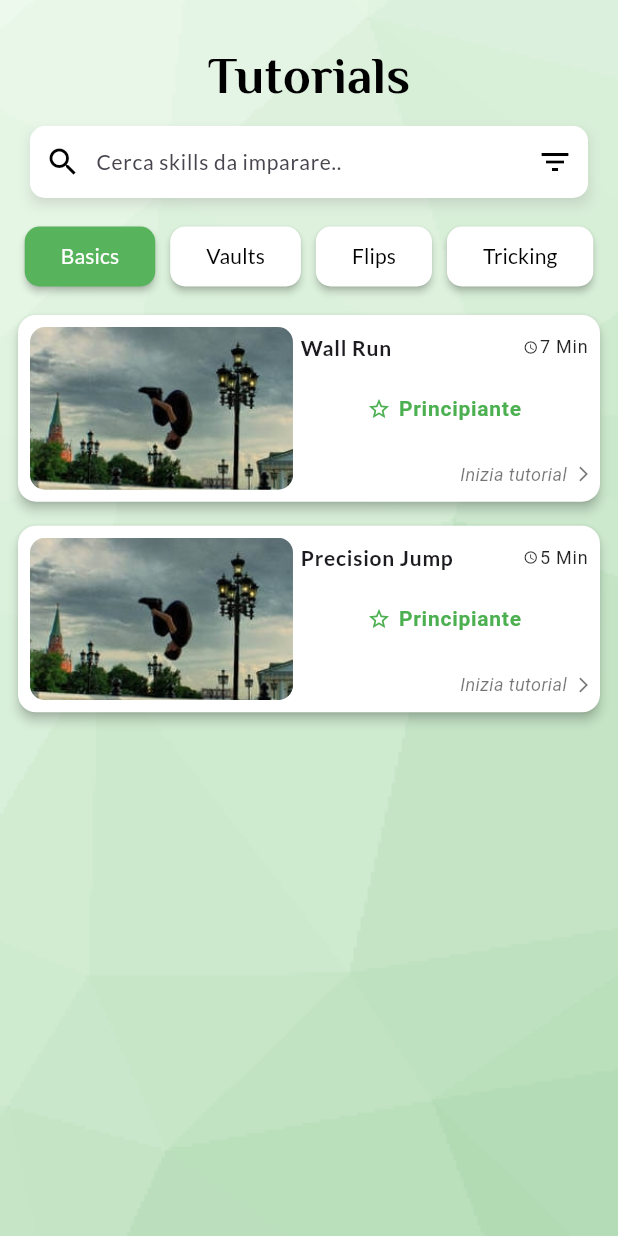
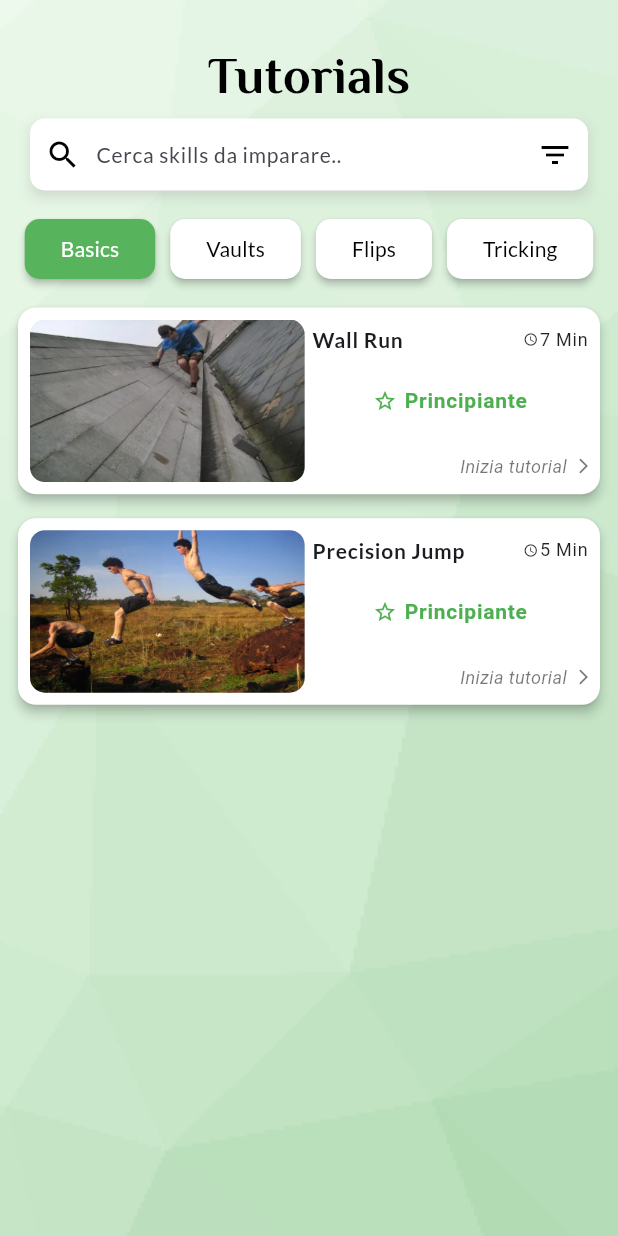
Before and after one commit to morenoboasso/My-Parkour-Tracker, a Flutter app: the screen it shows after launch, after a tap on "Basics", on a phone screen of 412 x 824 dp. Run offline on Flutter 3.47's test engine with Material 3 defaults, Android fonts, the light colour scheme and no system bars; drawn by our look-alikes of auto_size_text; our stand-ins replace get, google_fonts.

Commit message:
Minor changes

```diff
--- a/lib/data/tutorials.dart
+++ b/lib/data/tutorials.dart
@@ -1,3 +1,5 @@
+import 'package:myparkourtracker/styles/assets_manager.dart';
+
 class ParkourTutorial {
   final String title;
   final String category;
@@ -19,35 +21,35 @@
       category: 'Flips',
       livello: 'Principiante',
       durata: 10,
-      image: 'assets/frontflip.jpeg'),
+      image: 'assets/front_flip.webp'),
   ParkourTutorial(
       title: 'Speed Vault',
       category: 'Vaults',
       livello: 'Principiante',
       durata: 5,
-      image: 'assets/frontflip.jpeg'),
+      image: 'assets/speed_vault.webp'),
   ParkourTutorial(
       title: 'Wall Run',
       category: 'Basics',
       livello: 'Principiante',
       durata: 7,
-      image: 'assets/frontflip.jpeg'),
+      image: 'assets/wall_run.webp'),
   ParkourTutorial(
       title: 'Precision Jump',
       category: 'Basics',
       livello: 'Principiante',
       durata: 5,
-      image: 'assets/frontflip.jpeg'),
+      image: 'assets/precision_jump.webp'),
   ParkourTutorial(
       title: 'Back Flip',
       category: 'Flips',
       livello: 'Intermedio',
       durata: 15,
-      image: 'assets/frontflip.jpeg'),
+      image: 'assets/backflip.webp'),
   ParkourTutorial(
       title: 'Cork',
       category: 'Tricking',
       livello: 'Avanzato',
       durata: 30,
-      image: 'assets/frontflip.jpeg'),
+      image: 'assets/cork.webp'),
 ];
--- a/lib/pages/splash_screen.dart
+++ b/lib/pages/splash_screen.dart
@@ -25,8 +25,8 @@
                 children: [
                   Image.asset(
                     AssetsHD.logo,
-                    width: 350,
-                    height: 330,
+                    width: 400,
+                    height: 400,
                   ),
                   const SizedBox(height: 10),
                 ],
@@ -43,7 +43,7 @@
                 height: 50,
                 child: CircularProgressIndicator(
                   color: Colors.black26,
-                  backgroundColor: Colors.lightGreen,
+                  backgroundColor: Colors.green,
                 ),
               ),
             ),
--- a/lib/pages/tutorial/tutorial_home.dart
+++ b/lib/pages/tutorial/tutorial_home.dart
@@ -165,7 +165,6 @@
                   ),
                 ),
               ),
-              const SizedBox(height: 5),
               Padding(
                 padding: const EdgeInsets.symmetric(horizontal: 20),
                 child: Container(
--- a/lib/widgets/parkour_tutorial_card.dart
+++ b/lib/widgets/parkour_tutorial_card.dart
@@ -1,5 +1,3 @@
-import 'dart:ui';
-
 import 'package:flutter/material.dart';
 import 'package:auto_size_text/auto_size_text.dart';
 import 'package:myparkourtracker/styles/text_style.dart';
@@ -51,16 +49,15 @@
               crossAxisAlignment: CrossAxisAlignment.start,
               children: [
                 // Container per l'immagine del movimento
-                ClipRRect(
-                  borderRadius: BorderRadius.circular(10), // Imposta il bordo arrotondato
-                  child: Image.asset(
-                    image,
-                    width: MediaQuery.of(context).size.width / 2.35,
-                    height: MediaQuery.of(context).size.height / 7.6,
-                    fit: BoxFit.cover,
+               ClipRRect(
+                    borderRadius: BorderRadius.circular(10),
+                    child: Image.asset(
+                      image,
+                      width: MediaQuery.of(context).size.width / 2.25,
+                      height: MediaQuery.of(context).size.height / 7.6,
+                      fit: BoxFit.fill,
+                    ),
                   ),
-                ),
-
                 const SizedBox(width: 5),
                 // Container per le informazioni
                 Expanded(
```
Also changed, not shown: assets/backflip.webp (added), assets/cork.webp (added), assets/front_flip.webp (added), assets/frontflip.jpeg (deleted), assets/precision_jump.webp (added), assets/speed_vault.webp (added), assets/wall_run.webp (added).
